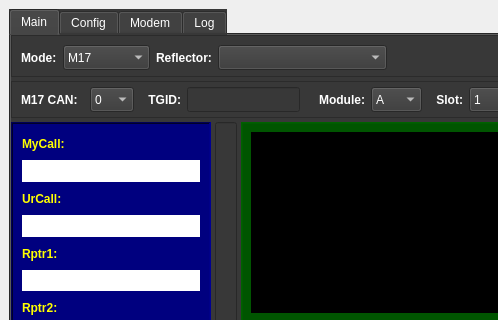
Old version of the form mainwindow.ui in the repository kd0oss/HAMster; both pictures show x 0 to 498 and y 0 to 320 of the 755 by 600 pixel window.
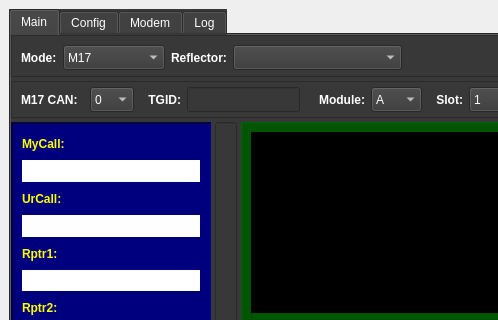
New version of the form.

Commit message: Setup definitions for Windows audio compile.

```diff
--- a/mainwindow.ui
+++ b/mainwindow.ui
@@ -108,7 +108,7 @@
             <widget class="QComboBox" name="modeCombo">
              <property name="minimumSize">
               <size>
-               <width>87</width>
+               <width>102</width>
                <height>25</height>
               </size>
              </property>
```
The commit also changes 3 other files.
